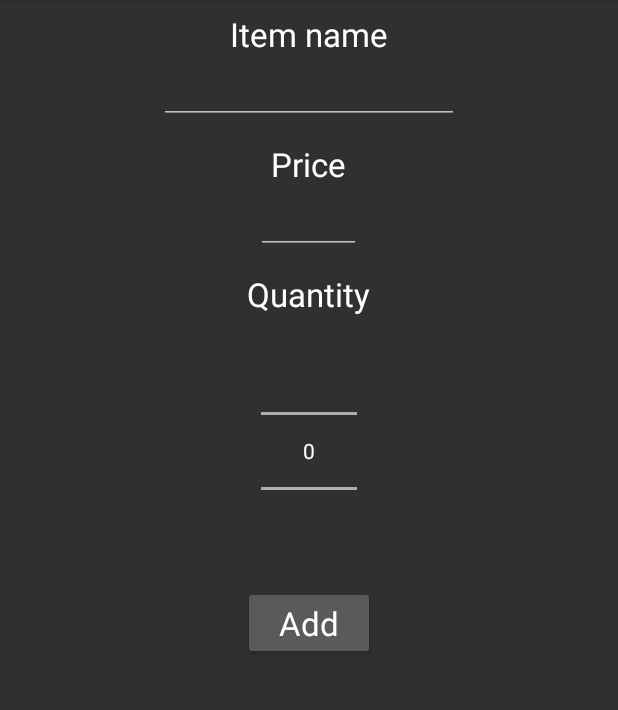
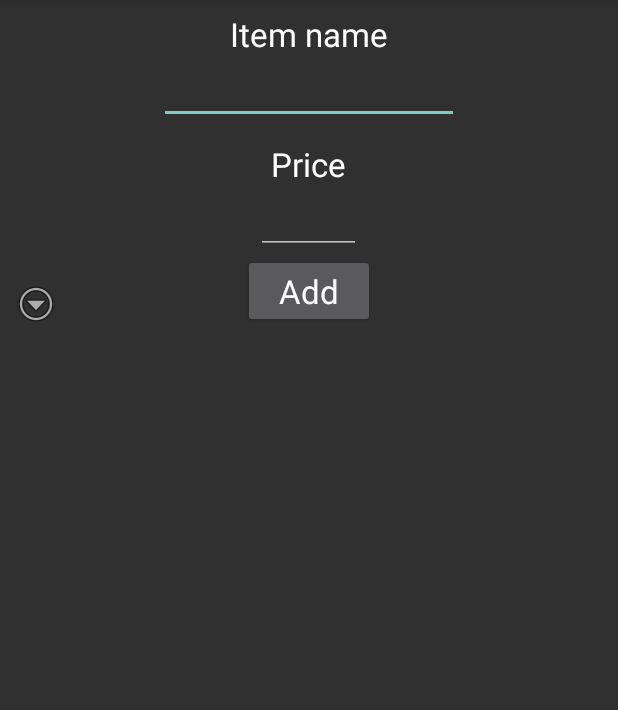
Before and after one commit to sheffsky/CheckCalculator, an Android app: the layout activity_add_item.xml on its own in the app's theme, with its tools: preview values and no code run, on a phone screen of 412 x 824 dp, the part 84-794 px from its top. Run offline under Robolectric (Android 15) with nearby library versions, the phone set to English and light mode, and no system bars.

Commit message:
Interface improvements

```diff
--- a/app/build.gradle
+++ b/app/build.gradle
@@ -8,8 +8,8 @@ android {
         applicationId "ru.sheffsky.calculator"
         minSdkVersion 14
         targetSdkVersion 21
-        versionCode 9
-        versionName "1.11"
+        versionCode 10
+        versionName "1.12"
     }
     buildTypes {
         release {
--- a/app/src/main/java/ru/sheffsky/calculator/AddItemActivity.java
+++ b/app/src/main/java/ru/sheffsky/calculator/AddItemActivity.java
@@ -10,8 +10,10 @@ import android.view.View;
 import android.view.inputmethod.InputMethodManager;
 import android.widget.Button;
 import android.widget.EditText;
+import android.widget.ImageButton;
 import android.widget.NumberPicker;
 import android.widget.RelativeLayout;
+import android.widget.TextView;
 
 import ru.sheffsky.calculator.db.ItemContract;
 import ru.sheffsky.calculator.db.ItemDbHelper;
@@ -46,6 +48,14 @@ public class AddItemActivity extends Activity {
             }
         });
 
+        ImageButton showPickerButton = (ImageButton) findViewById(R.id.showPickerButton);
+        showPickerButton.setOnClickListener(new View.OnClickListener() {
+            @Override
+            public void onClick(View v) {
+                showQtyPicker(v);
+            }
+        });
+
         EditText itemPriceEdit = (EditText) findViewById(R.id.newItemPrice);
         itemPriceEdit.setFilters(new InputFilter[]{new InputFilterMinMax("1", "999999")});
         itemPriceEdit.setOnFocusChangeListener(new View.OnFocusChangeListener() {
@@ -73,11 +83,30 @@ public class AddItemActivity extends Activity {
         }
     }
 
+
     public void onOuterClick(View view) {
 
+        hideKeyboard();
+
+    }
+
+    private void hideKeyboard() {
         InputMethodManager inputMethodManager = (InputMethodManager) getSystemService(Activity.INPUT_METHOD_SERVICE);
         inputMethodManager.hideSoftInputFromWindow(getCurrentFocus().getWindowToken(), 0);
+    }
 
+    public void showQtyPicker(View view) {
+
+        hideKeyboard();
+
+        ImageButton showPickerButton = (ImageButton) findViewById(R.id.showPickerButton);
+        showPickerButton.setVisibility(View.GONE);
+
+        TextView qtyHeader = (TextView) findViewById(R.id.textView3);
+        qtyHeader.setVisibility(View.VISIBLE);
+
+        NumberPicker qtyPicker = (NumberPicker) findViewById(R.id.newItemQty);
+        qtyPicker.setVisibility(View.VISIBLE);
     }
 
     public void onAddButtonClick(View view) {
--- a/app/src/main/res/layout-v15/activity_add_item.xml
+++ b/app/src/main/res/layout-v15/activity_add_item.xml
@@ -63,7 +63,8 @@
             android:id="@+id/textView3"
             android:layout_below="@+id/newItemPrice"
             android:layout_centerHorizontal="true"
-            android:layout_marginTop="12dp" />
+            android:layout_marginTop="12dp"
+            android:visibility="gone" />
 
         <Button
             android:layout_width="wrap_content"
@@ -80,7 +81,19 @@
             android:id="@+id/newItemQty"
             android:orientation="vertical"
             android:layout_below="@+id/textView3"
-            android:layout_centerHorizontal="true" />
+            android:layout_centerHorizontal="true"
+            android:visibility="gone" />
+
+        <ImageButton
+            android:layout_width="wrap_content"
+            android:layout_height="wrap_content"
+            android:id="@+id/showPickerButton"
+            android:layout_alignBottom="@+id/okButton"
+            android:layout_alignParentLeft="true"
+            android:layout_alignParentStart="true"
+            android:src="@android:drawable/ic_menu_more"
+            android:background="@android:color/transparent"
+            android:contentDescription="@string/showMoreButtonCaption" />
 
     </RelativeLayout>
 </ScrollView>
--- a/app/src/main/res/layout-v16/activity_add_item.xml
+++ b/app/src/main/res/layout-v16/activity_add_item.xml
@@ -63,7 +63,8 @@
             android:id="@+id/textView3"
             android:layout_below="@+id/newItemPrice"
             android:layout_centerHorizontal="true"
-            android:layout_marginTop="12dp" />
+            android:layout_marginTop="12dp"
+            android:visibility="gone" />
 
         <Button
             android:layout_width="wrap_content"
@@ -80,7 +81,19 @@
             android:id="@+id/newItemQty"
             android:orientation="vertical"
             android:layout_below="@+id/textView3"
-            android:layout_centerHorizontal="true" />
+            android:layout_centerHorizontal="true"
+            android:visibility="gone" />
+
+        <ImageButton
+            android:layout_width="wrap_content"
+            android:layout_height="wrap_content"
+            android:id="@+id/showPickerButton"
+            android:layout_alignBottom="@+id/okButton"
+            android:layout_alignParentLeft="true"
+            android:layout_alignParentStart="true"
+            android:src="@android:drawable/ic_menu_more"
+            android:background="@android:color/transparent"
+            android:contentDescription="@string/showMoreButtonCaption" />
 
     </RelativeLayout>
 </ScrollView>
--- a/app/src/main/res/layout-v21/activity_add_item.xml
+++ b/app/src/main/res/layout-v21/activity_add_item.xml
@@ -42,7 +42,7 @@
             android:layout_height="wrap_content"
             android:layout_below="@+id/newItemName"
             android:layout_centerHorizontal="true"
-            android:layout_marginTop="26dp"
+            android:layout_marginTop="15dp"
             android:text="@string/priceHeader"
             android:textAppearance="?android:attr/textAppearanceLarge" />
 
@@ -65,7 +65,8 @@
             android:layout_centerHorizontal="true"
             android:layout_marginTop="38dp"
             android:text="@string/quantityHeader"
-            android:textAppearance="?android:attr/textAppearanceLarge" />
+            android:textAppearance="?android:attr/textAppearanceLarge"
+            android:visibility="gone" />
 
         <NumberPicker
             android:id="@+id/newItemQty"
@@ -74,7 +75,8 @@
             android:layout_below="@+id/textView3"
             android:layout_centerHorizontal="true"
             android:descendantFocusability="blocksDescendants"
-            android:orientation="vertical" />
+            android:orientation="vertical"
+            android:visibility="gone" />
 
         <Button
             android:id="@+id/okButton"
@@ -84,6 +86,17 @@
             android:layout_centerHorizontal="true"
             android:text="@string/addButtonHeader" />
 
+        <ImageButton
+            android:layout_width="wrap_content"
+            android:layout_height="wrap_content"
+            android:id="@+id/showPickerButton"
+            android:layout_alignBottom="@+id/okButton"
+            android:layout_alignParentLeft="true"
+            android:layout_alignParentStart="true"
+            android:src="@android:drawable/ic_menu_more"
+            android:background="@android:color/transparent"
+            android:contentDescription="@string/showMoreButtonCaption" />
+
 
     </RelativeLayout>
 </ScrollView>
--- a/app/src/main/res/layout/activity_add_item.xml
+++ b/app/src/main/res/layout/activity_add_item.xml
@@ -63,7 +63,8 @@
             android:id="@+id/textView3"
             android:layout_below="@+id/newItemPrice"
             android:layout_centerHorizontal="true"
-            android:layout_marginTop="12dp" />
+            android:layout_marginTop="12dp"
+            android:visibility="gone" />
 
         <Button
             android:layout_width="wrap_content"
@@ -80,7 +81,19 @@
             android:id="@+id/newItemQty"
             android:orientation="vertical"
             android:layout_below="@+id/textView3"
-            android:layout_centerHorizontal="true" />
+            android:layout_centerHorizontal="true"
+            android:visibility="gone" />
+
+        <ImageButton
+            android:layout_width="wrap_content"
+            android:layout_height="wrap_content"
+            android:id="@+id/showPickerButton"
+            android:layout_alignBottom="@+id/okButton"
+            android:layout_alignParentLeft="true"
+            android:layout_alignParentStart="true"
+            android:src="@android:drawable/ic_menu_more"
+            android:background="@android:color/transparent"
+            android:contentDescription="@string/showMoreButtonCaption" />
 
     </RelativeLayout>
 </ScrollView>
--- a/app/src/main/res/values/strings.xml
+++ b/app/src/main/res/values/strings.xml
@@ -23,5 +23,6 @@
     <string name="aboutCaptionAuthorName">Aleksandr Barshevsky</string>
     <string name="aboutDonatePaypalLink"><a href="https://www.paypal.com/cgi-bin/webscr?cmd=_donations&amp;business=ZN44ERVH8FVE2&amp;lc=US&amp;item_name=Sheffsky&amp;currency_code=USD&amp;bn=PP%2dDonationsBF%3abtn_donateCC_LG%2egif%3aNonHosted">Donate a beer</a> :)</string>
     <string name="aboutCaptionAuthorPrep">Author</string>
+    <string name="showMoreButtonCaption">Show more</string>
 
 </resources>
```
Also changed, not shown: 2 other files.
